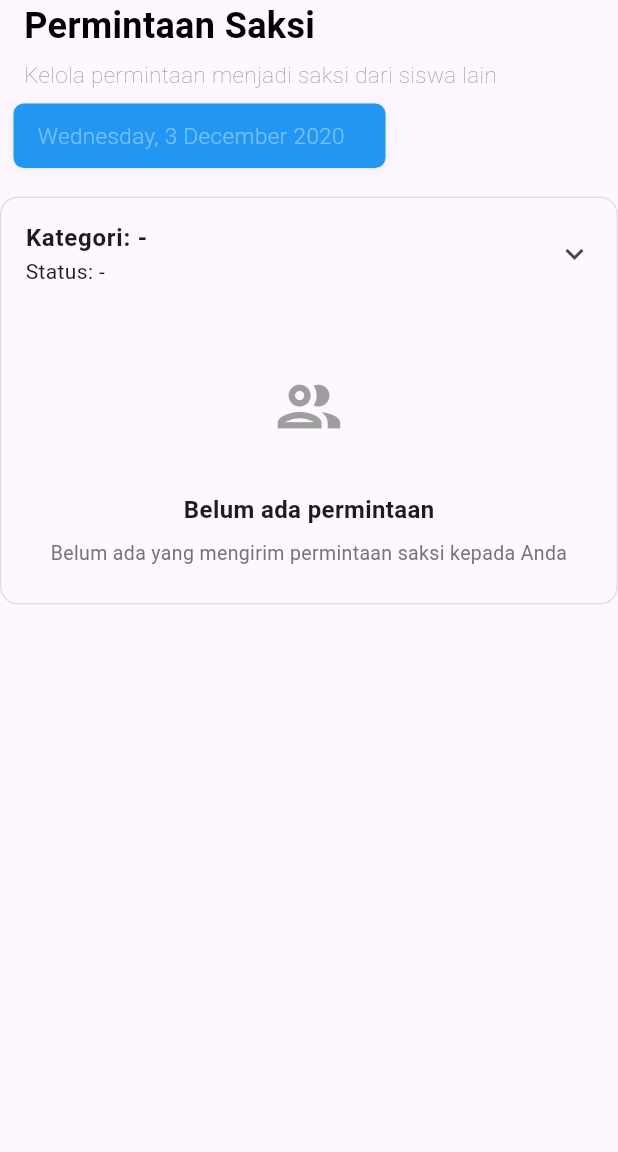
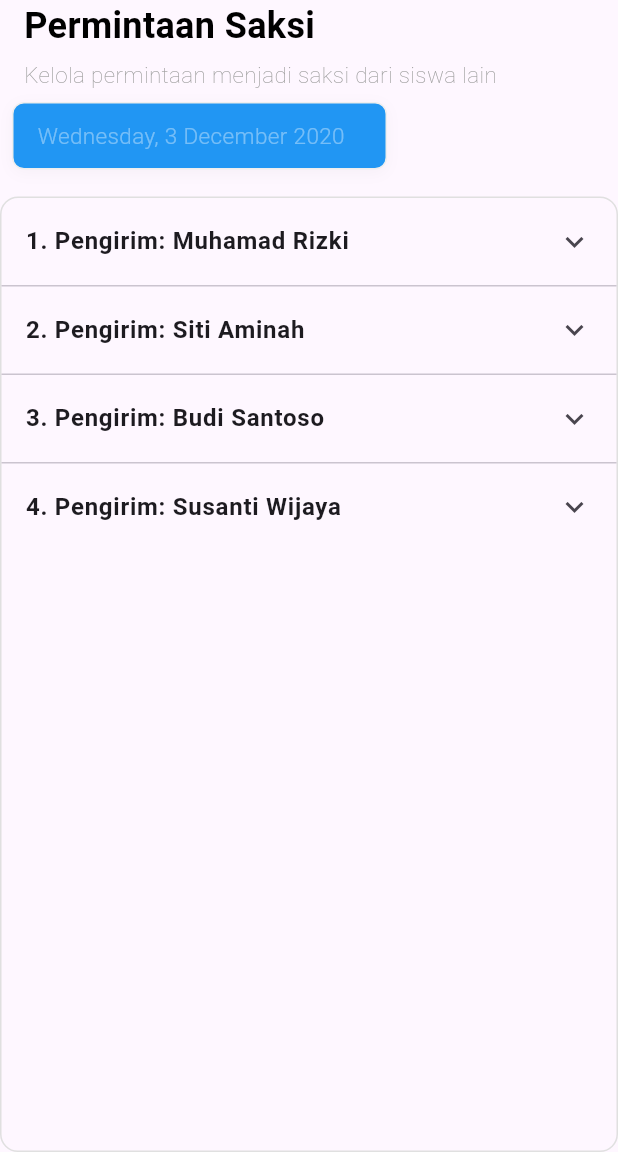
Before and after one commit to MuhammadHaikal1138/slicing_jurnalku, a Flutter app: the screen it shows after launch, on a phone screen of 412 x 824 dp, the part 84-1236 px from its top. Run offline on Flutter 3.47's test engine with Material 3 defaults, Android fonts, the phone set to English and light mode, and no system bars.

Commit message:
witness-request-update-done

```diff
--- a/lib/Pages/permintaansaksi.dart
+++ b/lib/Pages/permintaansaksi.dart
@@ -1,11 +1,36 @@
 import 'package:flutter/material.dart';
 
 class PermintaanSaksi extends StatelessWidget {
-  const PermintaanSaksi({super.key});
+  PermintaanSaksi({super.key});
 
   @override
+  List<Map<String, String>> permintaanSaksi = [
+    {
+      'pengirim': 'Muhamad Rizki',
+      'tanggal': '03-12-2020',
+      'konfirmasi': 'Sudah Lengkap',
+    },
+    {
+      'pengirim': 'Siti Aminah',
+      'tanggal': '05-12-2020',
+      'konfirmasi': 'Belum Lengkap',
+    },
+    {
+      'pengirim': 'Budi Santoso',
+      'tanggal': '07-12-2020',
+      'konfirmasi': 'Sudah Lengkap',
+    },
+
+    {
+      'pengirim': 'Susanti Wijaya',
+      'tanggal': '07-12-2020',
+      'konfirmasi': 'Sudah Lengkap',
+    },
+  ];
+
   Widget build(BuildContext context) {
     return Scaffold(
+      resizeToAvoidBottomInset: true,
       appBar: AppBar(
         backgroundColor: Colors.white,
         leading: const Padding(
@@ -107,62 +132,55 @@ class PermintaanSaksi extends StatelessWidget {
             ),
           ),
           SizedBox(height: 10),
-          Container(
+          Expanded(
+            child: Container(
               decoration: BoxDecoration(
                 border: Border.all(color: Colors.grey.shade300),
                 borderRadius: BorderRadius.circular(12),
               ),
-            child: Column(
-              children: [
-                ExpansionTile(
+              child: ListView.separated(
+                shrinkWrap: true,
+                physics: const ClampingScrollPhysics(),
+                itemCount: permintaanSaksi.length,
+                separatorBuilder: (context, index) => const Divider(height: 1),
+                itemBuilder: (context, index) => ExpansionTile(
                   tilePadding: const EdgeInsets.symmetric(horizontal: 16),
                   childrenPadding: const EdgeInsets.symmetric(
                     horizontal: 16,
                     vertical: 8,
                   ),
-                  title: const Text(
-                    "Kategori: -",
+                  title: Text(
+                    "${index + 1}. Pengirim: ${permintaanSaksi[index]['pengirim']}",
                     style: TextStyle(fontWeight: FontWeight.bold),
                   ),
-                  subtitle: const Text("Status: -"),
                   children: [
-                    _buildDetailRow("Pengirim:", "-"),
-                    _buildDetailRow("Tanggal:", "-"),
-                    _buildDetailRow("Konfirmasi:", "-"),
-                    const SizedBox(height: 10),
+                    Column(
+                      crossAxisAlignment: CrossAxisAlignment.start,
+                      children: [
+                        Text(
+                          "Tanggal",
+                          style: TextStyle(fontWeight: FontWeight.bold),
+                        ),
+                        Text(
+                          "${permintaanSaksi[index]['tanggal']}",
+                          style: TextStyle(fontWeight: FontWeight.w400),
+                        ),
+                        SizedBox(height: 10),
+                        Divider(color: Colors.black, thickness: 2),
+                        SizedBox(height: 10),
+                        Text(
+                          "Konfirmasi",
+                          style: TextStyle(fontWeight: FontWeight.bold),
+                        ),
+                        Text(
+                          "${permintaanSaksi[index]['konfirmasi']}",
+                          style: TextStyle(fontWeight: FontWeight.w400),
+                        ),
                       ],
-                ),
-
-                Padding(
-                  padding: const EdgeInsets.all(24),
-                  child: Column(
-                    children: [
-                      Container(
-                        padding: const EdgeInsets.all(16),
-                        child: Icon(
-                          Icons.group_outlined,
-                          size: 50,
-                          color: Colors.grey.shade500,
-                        ),
-                      ),
-                      const SizedBox(height: 16),
-                      const Text(
-                        "Belum ada permintaan",
-                        style: TextStyle(
-                          fontSize: 16,
-                          fontWeight: FontWeight.w600,
-                        ),
-                      ),
-                      const SizedBox(height: 8),
-                      Text(
-                        "Belum ada yang mengirim permintaan saksi kepada Anda",
-                        style: TextStyle(color: Colors.grey[600], fontSize: 13),
-                        textAlign: TextAlign.center,
                     ),
                   ],
                 ),
               ),
-              ],
             ),
           ),
         ],
@@ -218,22 +236,3 @@ Widget _buildSummaryCard(
     ),
   );
 }
-
-Widget _buildDetailRow(String label, String value) {
-  return Padding(
-    padding: const EdgeInsets.symmetric(vertical: 6),
-    child: Row(
-      mainAxisAlignment: MainAxisAlignment.spaceBetween,
-      children: [
-        Text(label, style: const TextStyle(fontWeight: FontWeight.bold)),
-        Flexible(
-          child: Text(
-            value,
-            textAlign: TextAlign.end,
-            style: const TextStyle(color: Colors.black87),
-          ),
-        ),
-      ],
-    ),
-  );
-}
--- a/lib/main.dart
+++ b/lib/main.dart
@@ -34,7 +34,7 @@ class MyApp extends StatelessWidget {
         // tested with just a hot reload.
         colorScheme: .fromSeed(seedColor: Colors.deepPurple),
       ),
-      home: const PermintaanSaksi(),
+      home: PermintaanSaksi(),
     );
   }
 }
```
Lines whose indentation alone changed are shown as unchanged.
